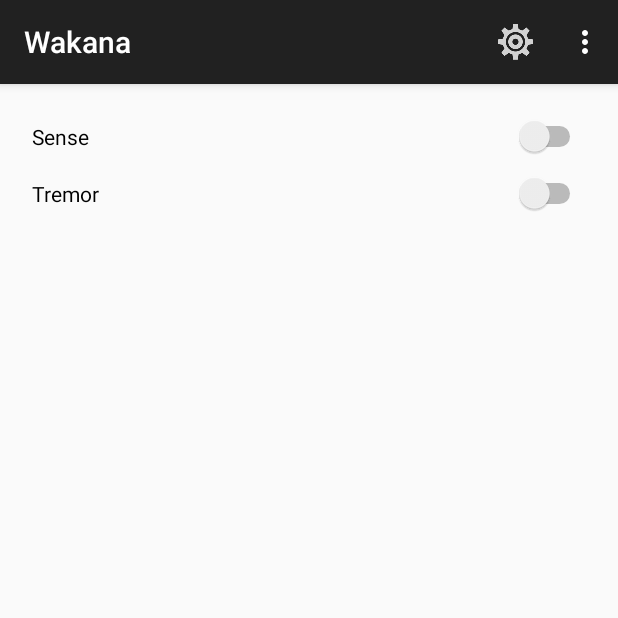
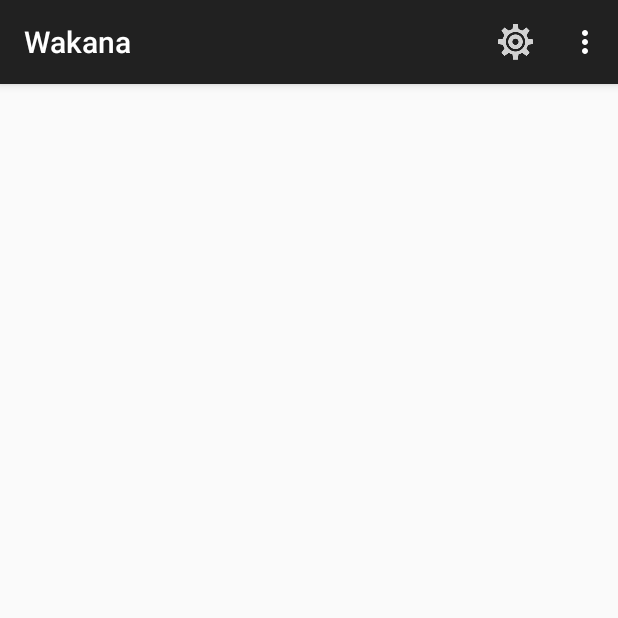
Before and after one commit to Hekek/Wakana_2, an Android app: the screen it shows after launch (MainActivity), on a phone screen of 412 x 824 dp, the top half of it. Run offline under Robolectric (Android 15) with nearby library versions, the phone set to English and light mode, and no system bars; 3 statements that could not run were skipped.

```diff
--- a/app/src/main/java/com/example/mosta/wakana/MainActivity.java
+++ b/app/src/main/java/com/example/mosta/wakana/MainActivity.java
@@ -5,6 +5,7 @@ import android.media.AudioFormat;
 import android.media.AudioManager;
 import android.media.AudioTrack;
 import android.media.MediaPlayer;
+import android.media.audiofx.PresetReverb;
 import android.media.audiofx.Visualizer;
 import android.support.v7.app.AppCompatActivity;
 import android.os.Bundle;
@@ -12,8 +13,11 @@ import android.util.Log;
 import android.view.Menu;
 import android.view.MenuInflater;
 import android.view.MenuItem;
+import android.view.View;
 import android.widget.CompoundButton;
+import android.widget.ProgressBar;
 import android.widget.Switch;
+import android.widget.TextView;
 import android.widget.Toast;
 
 import java.nio.ByteBuffer;
@@ -33,8 +37,15 @@ public class MainActivity extends AppCompatActivity {
 
     private DatabaseHelper database;
 
+    private ProgressBar mybar;
+
+    private TextView Yuri;
+
+    private View shapee;
 
     private static final String TAG = "CORE";
+
+    private boolean Tremor=false;
 
     @Override
     protected void onCreate(Bundle savedInstanceState) {
@@ -43,11 +54,23 @@ public class MainActivity extends AppCompatActivity {
 
         database = new DatabaseHelper(getBaseContext());
 
+        mybar = (ProgressBar) findViewById(R.id.progressBar);
+        //mybar.setIndeterminate(true);
+        /*mybar.getIndeterminateDrawable().setColorFilter(
+                getResources().getColor(R.color.PBar),
+                android.graphics.PorterDuff.Mode.SRC_IN);*/
+        mybar.setVisibility(View.INVISIBLE);
+        //LOAD DEAFAULT SOUND
         loadAmbulance();
+        loadBell();
+
+        shapee = (View) findViewById(R.id.myRectangleView);
+
 
         //Enable Wakana to start service
         senseSwitch = (Switch) findViewById(R.id.senseSwitch);
         senseSwitch.setChecked(false);
+        senseSwitch.setVisibility(View.INVISIBLE);
         senseSwitch.setOnCheckedChangeListener(new CompoundButton.OnCheckedChangeListener() {
 
             @Override
@@ -74,6 +97,7 @@ public class MainActivity extends AppCompatActivity {
         //Tremor Switch
         tremorSwitch = (Switch) findViewById(R.id.tremorSwitch);
         tremorSwitch.setChecked(false);
+        tremorSwitch.setVisibility(View.INVISIBLE);
         tremorSwitch.setOnCheckedChangeListener(new CompoundButton.OnCheckedChangeListener() {
 
             @Override
@@ -89,6 +113,25 @@ public class MainActivity extends AppCompatActivity {
                 }
             }
         });
+
+    }
+
+    public void yuri_action(View v){
+        Yuri = (TextView) findViewById(R.id.btn_yuri);
+        if (!Tremor) {
+            startTremor();
+            mybar.setVisibility(View.VISIBLE);
+            Tremor = true;
+            Yuri.setText("Stop");
+            shapee.setVisibility(View.INVISIBLE);
+
+        } else {
+            stopTremor();
+            mybar.setVisibility(View.INVISIBLE);
+            Tremor=false;
+            Yuri.setText("Start");
+            shapee.setVisibility(View.VISIBLE);
+        }
     }
 
     //START BACKGROUND SERVICE
@@ -116,18 +159,23 @@ public class MainActivity extends AppCompatActivity {
                 Intent i = new Intent(getApplicationContext(),DeviceListActivity.class);
                 startActivityForResult(i,PICK_CONTACT_REQUEST);
                 return true;
-
+            /*
             case R.id.action_favorite:
                 // User chose the "Favorite" action, mark the current item
                 // as a favorite...
                 i = new Intent(getApplicationContext(),AddSoundActivity.class);
                 startActivity(i);
+                return true;*/
+
+            case R.id.action_sounds:
+                i = new Intent(getApplicationContext(),ManageSounds.class);
+                startActivity(i);
                 return true;
 
-            case R.id.action_sounds:
-
-                i = new Intent(getApplicationContext(),ManageSounds.class);
+            case R.id.action_addsounds:
+                i = new Intent(getApplicationContext(),AddSoundActivity.class);
                 startActivity(i);
+                return true;
 
             default:
                 // If we got here, the user's action was not recognized.
@@ -166,10 +214,26 @@ public class MainActivity extends AppCompatActivity {
             database.createSample("12811005436","Ambulance");
             database.createSample("14611007236","Ambulance");
             database.createSample("12809205436","Ambulance");
-
             databasetoString();
         }
     }
+
+    public void loadBell(){
+        if (!database.soundExist("Bell")){
+            database.createSample("16211407032","Bell");
+            database.createSample("16211407232","Bell");
+            database.createSample("16211407034","Bell");
+            database.createSample("16211407234","Bell");
+            database.createSample("16211407030","Bell");
+            database.createSample("16211407230","Bell");
+            database.createSample("16211407036","Bell");
+            database.createSample("16211207032","Bell");
+            database.createSample("16211207232","Bell");
+            database.createSample("16211407236","Bell");
+            databasetoString();
+        }
+    }
+
 
     public void databasetoString(){
         //PRINT DATABASE
```
